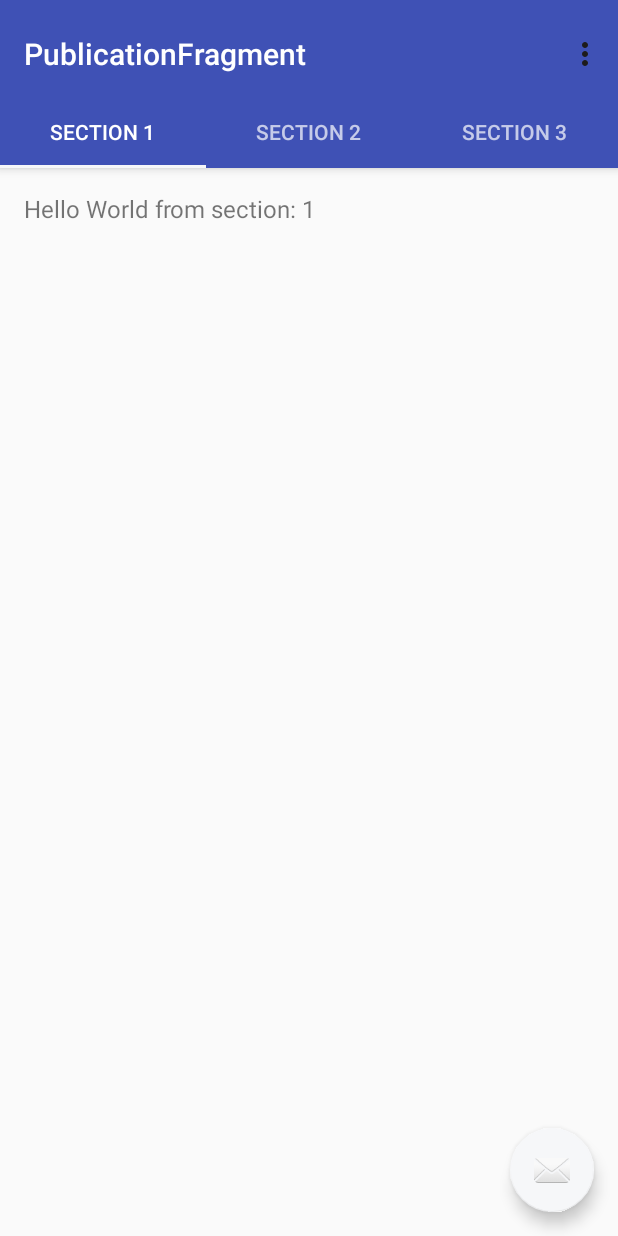
After one commit to NgChiseng/TimePieceApp, an Android app: the PublicationFragment screen opened directly, with no data from a screen before it, on a phone screen of 412 x 824 dp. The commit adds this screen. Run offline under Robolectric (Android 15) with nearby library versions, the phone set to English and light mode, and no system bars.

Commit message:
TPA-01 #comment Created TabActivity named like PublicationFragment with its xml file corresponding.

```diff
--- a/app/src/main/AndroidManifest.xml
+++ b/app/src/main/AndroidManifest.xml
@@ -57,9 +57,14 @@
         <activity
             android:name=".RegisterActivity"
             android:screenOrientation="portrait" />
-        <activity android:name=".ShoppingBagActivity"
+        <activity
+            android:name=".ShoppingBagActivity"
             android:screenOrientation="portrait"
-            android:theme="@style/AppTheme.NoActionBar"/>
+            android:theme="@style/AppTheme.NoActionBar" />
+        <activity
+            android:name=".PublicationFragment"
+            android:label="@string/title_activity_publication_fragment"
+            android:theme="@style/AppTheme"></activity>
     </application>
 
 </manifest>
--- /dev/null
+++ b/app/src/main/java/com/idbc/ngchiseng/timepieceapp/PublicationFragment.java
@@ -0,0 +1,162 @@
+package com.idbc.ngchiseng.timepieceapp;
+
+import android.support.design.widget.TabLayout;
+import android.support.design.widget.FloatingActionButton;
+import android.support.design.widget.Snackbar;
+import android.support.v7.app.AppCompatActivity;
+import android.support.v7.widget.Toolbar;
+
+import android.support.v4.app.Fragment;
+import android.support.v4.app.FragmentManager;
+import android.support.v4.app.FragmentPagerAdapter;
+import android.support.v4.view.ViewPager;
+import android.os.Bundle;
+import android.view.LayoutInflater;
+import android.view.Menu;
+import android.view.MenuItem;
+import android.view.View;
+import android.view.ViewGroup;
+
+import android.widget.TextView;
+
+public class PublicationFragment extends AppCompatActivity {
+
+    /**
+     * The {@link android.support.v4.view.PagerAdapter} that will provide
+     * fragments for each of the sections. We use a
+     * {@link FragmentPagerAdapter} derivative, which will keep every
+     * loaded fragment in memory. If this becomes too memory intensive, it
+     * may be best to switch to a
+     * {@link android.support.v4.app.FragmentStatePagerAdapter}.
+     */
+    private SectionsPagerAdapter mSectionsPagerAdapter;
+
+    /**
+     * The {@link ViewPager} that will host the section contents.
+     */
+    private ViewPager mViewPager;
+
+    @Override
+    protected void onCreate(Bundle savedInstanceState) {
+        super.onCreate(savedInstanceState);
+        setContentView(R.layout.activity_publication_fragment);
+
+        Toolbar toolbar = (Toolbar) findViewById(R.id.toolbar);
+        setSupportActionBar(toolbar);
+        // Create the adapter that will return a fragment for each of the three
+        // primary sections of the activity.
+        mSectionsPagerAdapter = new SectionsPagerAdapter(getSupportFragmentManager());
+
+        // Set up the ViewPager with the sections adapter.
+        mViewPager = (ViewPager) findViewById(R.id.container);
+        mViewPager.setAdapter(mSectionsPagerAdapter);
+
+        TabLayout tabLayout = (TabLayout) findViewById(R.id.tabs);
+        tabLayout.setupWithViewPager(mViewPager);
+
+        FloatingActionButton fab = (FloatingActionButton) findViewById(R.id.fab);
+        fab.setOnClickListener(new View.OnClickListener() {
+            @Override
+            public void onClick(View view) {
+                Snackbar.make(view, "Replace with your own action", Snackbar.LENGTH_LONG)
+                        .setAction("Action", null).show();
+            }
+        });
+
+    }
+
+
+    @Override
+    public boolean onCreateOptionsMenu(Menu menu) {
+        // Inflate the menu; this adds items to the action bar if it is present.
+        getMenuInflater().inflate(R.menu.menu_publication, menu);
+        return true;
+    }
+
+    @Override
+    public boolean onOptionsItemSelected(MenuItem item) {
+        // Handle action bar item clicks here. The action bar will
+        // automatically handle clicks on the Home/Up button, so long
+        // as you specify a parent activity in AndroidManifest.xml.
+        int id = item.getItemId();
+
+        //noinspection SimplifiableIfStatement
+        if (id == R.id.action_settings) {
+            return true;
+        }
+
+        return super.onOptionsItemSelected(item);
+    }
+
+    /**
+     * A placeholder fragment containing a simple view.
+     */
+    public static class PlaceholderFragment extends Fragment {
+        /**
+         * The fragment argument representing the section number for this
+         * fragment.
+         */
+        private static final String ARG_SECTION_NUMBER = "section_number";
+
+        public PlaceholderFragment() {
+        }
+
+        /**
+         * Returns a new instance of this fragment for the given section
+         * number.
+         */
+        public static PlaceholderFragment newInstance(int sectionNumber) {
+            PlaceholderFragment fragment = new PlaceholderFragment();
+            Bundle args = new Bundle();
+            args.putInt(ARG_SECTION_NUMBER, sectionNumber);
+            fragment.setArguments(args);
+            return fragment;
+        }
+
+        @Override
+        public View onCreateView(LayoutInflater inflater, ViewGroup container,
+                                 Bundle savedInstanceState) {
+            View rootView = inflater.inflate(R.layout.fragment_publication, container, false);
+            TextView textView = (TextView) rootView.findViewById(R.id.section_label);
+            textView.setText(getString(R.string.section_format, getArguments().getInt(ARG_SECTION_NUMBER)));
+            return rootView;
+        }
+    }
+
+    /**
+     * A {@link FragmentPagerAdapter} that returns a fragment corresponding to
+     * one of the sections/tabs/pages.
+     */
+    public class SectionsPagerAdapter extends FragmentPagerAdapter {
+
+        public SectionsPagerAdapter(FragmentManager fm) {
+            super(fm);
+        }
+
+        @Override
+        public Fragment getItem(int position) {
+            // getItem is called to instantiate the fragment for the given page.
+            // Return a PlaceholderFragment (defined as a static inner class below).
+            return PlaceholderFragment.newInstance(position + 1);
+        }
+
+        @Override
+        public int getCount() {
+            // Show 3 total pages.
+            return 3;
+        }
+
+        @Override
+        public CharSequence getPageTitle(int position) {
+            switch (position) {
+                case 0:
+                    return "SECTION 1";
+                case 1:
+                    return "SECTION 2";
+                case 2:
+                    return "SECTION 3";
+            }
+            return null;
+        }
+    }
+}
--- /dev/null
+++ b/app/src/main/res/layout/activity_publication_fragment.xml
@@ -0,0 +1,49 @@
+<?xml version="1.0" encoding="utf-8"?>
+<android.support.design.widget.CoordinatorLayout xmlns:android="http://schemas.android.com/apk/res/android"
+    xmlns:app="http://schemas.android.com/apk/res-auto"
+    xmlns:tools="http://schemas.android.com/tools"
+    android:id="@+id/main_content"
+    android:layout_width="match_parent"
+    android:layout_height="match_parent"
+    android:fitsSystemWindows="true"
+    tools:context="com.idbc.ngchiseng.timepieceapp.PublicationFragment">
+
+    <android.support.design.widget.AppBarLayout
+        android:id="@+id/appbar"
+        android:layout_width="match_parent"
+        android:layout_height="wrap_content"
+        android:paddingTop="@dimen/appbar_padding_top"
+        android:theme="@style/AppTheme.AppBarOverlay">
+
+        <android.support.v7.widget.Toolbar
+            android:id="@+id/toolbar"
+            android:layout_width="match_parent"
+            android:layout_height="?attr/actionBarSize"
+            android:background="?attr/colorPrimary"
+            app:layout_scrollFlags="scroll|enterAlways"
+            app:popupTheme="@style/AppTheme.PopupOverlay">
+
+        </android.support.v7.widget.Toolbar>
+
+        <android.support.design.widget.TabLayout
+            android:id="@+id/tabs"
+            android:layout_width="match_parent"
+            android:layout_height="wrap_content" />
+
+    </android.support.design.widget.AppBarLayout>
+
+    <android.support.v4.view.ViewPager
+        android:id="@+id/container"
+        android:layout_width="match_parent"
+        android:layout_height="match_parent"
+        app:layout_behavior="@string/appbar_scrolling_view_behavior" />
+
+    <android.support.design.widget.FloatingActionButton
+        android:id="@+id/fab"
+        android:layout_width="wrap_content"
+        android:layout_height="wrap_content"
+        android:layout_gravity="end|bottom"
+        android:layout_margin="@dimen/fab_margin"
+        app:srcCompat="@android:drawable/ic_dialog_email" />
+
+</android.support.design.widget.CoordinatorLayout>
--- /dev/null
+++ b/app/src/main/res/layout/fragment_publication.xml
@@ -0,0 +1,16 @@
+<RelativeLayout xmlns:android="http://schemas.android.com/apk/res/android"
+    xmlns:tools="http://schemas.android.com/tools"
+    android:layout_width="match_parent"
+    android:layout_height="match_parent"
+    android:paddingBottom="@dimen/activity_vertical_margin"
+    android:paddingLeft="@dimen/activity_horizontal_margin"
+    android:paddingRight="@dimen/activity_horizontal_margin"
+    android:paddingTop="@dimen/activity_vertical_margin"
+    tools:context="com.idbc.ngchiseng.timepieceapp.PublicationFragment$PlaceholderFragment">
+
+    <TextView
+        android:id="@+id/section_label"
+        android:layout_width="wrap_content"
+        android:layout_height="wrap_content" />
+
+</RelativeLayout>
--- /dev/null
+++ b/app/src/main/res/menu/menu_publication.xml
@@ -0,0 +1,10 @@
+<menu xmlns:android="http://schemas.android.com/apk/res/android"
+    xmlns:app="http://schemas.android.com/apk/res-auto"
+    xmlns:tools="http://schemas.android.com/tools"
+    tools:context="com.idbc.ngchiseng.timepieceapp.PublicationFragment">
+    <item
+        android:id="@+id/action_settings"
+        android:orderInCategory="100"
+        android:title="@string/action_settings"
+        app:showAsAction="never" />
+</menu>
--- a/app/src/main/res/values/strings.xml
+++ b/app/src/main/res/values/strings.xml
@@ -57,5 +57,6 @@
     <!-- TODO: Remove or change this placeholder text -->
     <string name="hello_blank_fragment">Hello blank fragment</string>
     <string name="shopping_delete">Delete</string>
+    <string name="title_activity_publication_fragment">PublicationFragment</string>
 
 </resources>
```
